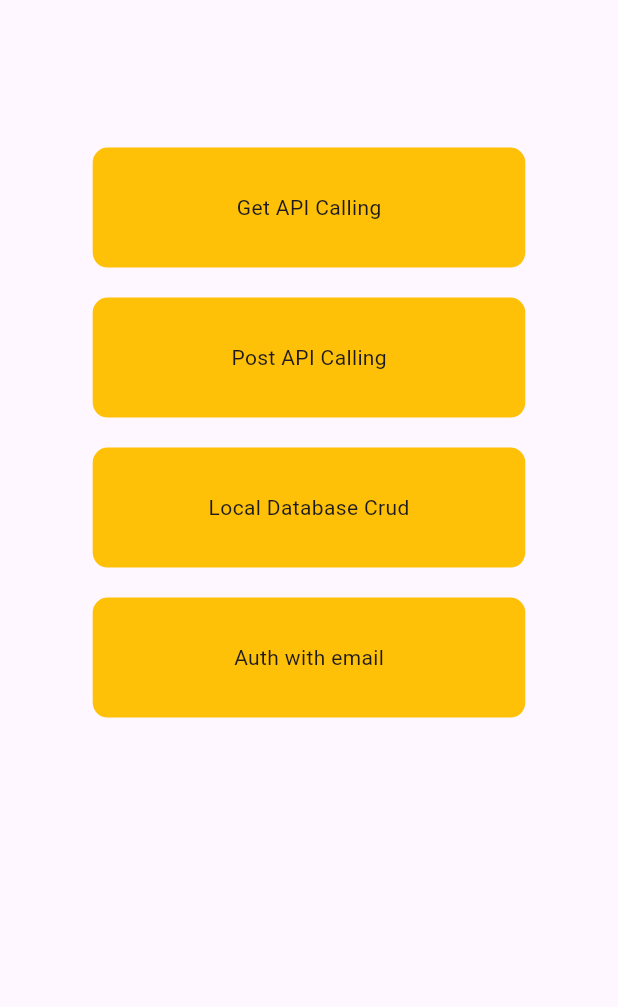
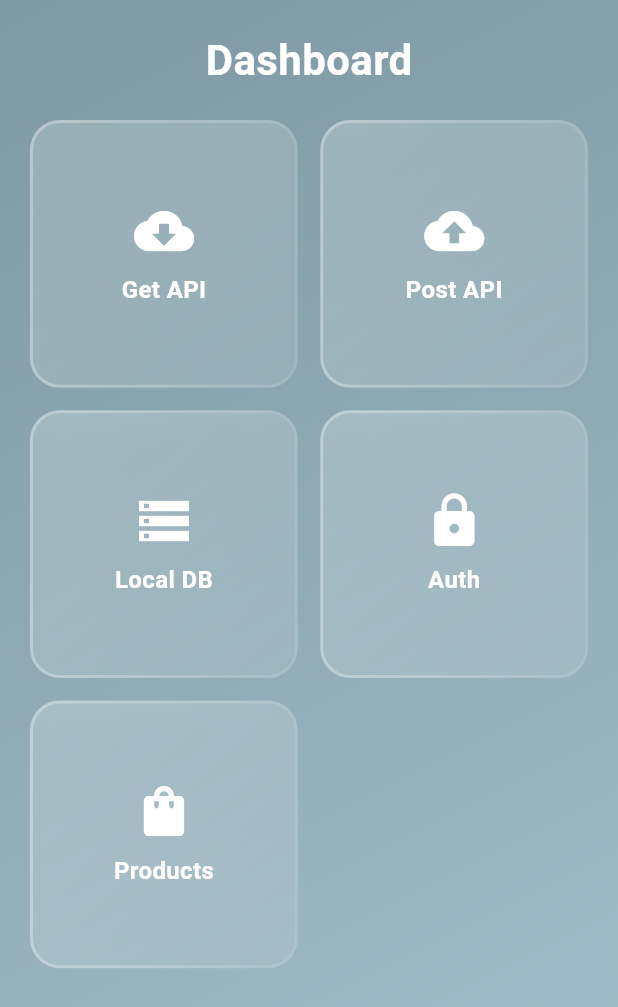
Before and after one commit to Anil4050/bloc_task, a Flutter app: the screen it shows after launch, on a phone screen of 412 x 824 dp. Shown: the top 1007 px of the screen. Run offline on Flutter 3.47's test engine with Material 3 defaults, Android fonts, the phone set to English and light mode, and no system bars; drawn by our look-alikes of glassmorphism; our stand-ins replace equatable, firebase_auth, firebase_core, firebase_database, flutter_bloc, google_sign_in and 1 more; accounts and stored records are empty.

Commit message:
product bloc added

```diff
--- /dev/null
+++ b/lib/Bloc/ProductBloc/product_bloc.dart
@@ -0,0 +1,33 @@
+import 'package:api_calling/Models/product_model.dart';
+import 'package:api_calling/Services/product_service.dart';
+import 'package:flutter_bloc/flutter_bloc.dart';
+
+import 'product_event.dart';
+import 'product_state.dart';
+
+class ProductBloc extends Bloc<ProductEvent, ProductState> {
+  final ProductService _productService;
+  int _offset = 0;
+  final int _limit = 10;
+  List<Product> _allProducts = [];
+  bool _hasMore = true;
+
+  ProductBloc(this._productService) : super(ProductInitial()) {
+    on<FetchProducts>((event, emit) async {
+      if (!_hasMore) return;
+
+      try {
+        emit(ProductLoading());
+        List<Product> newProducts = await _productService.fetchProducts(_offset, _limit);
+
+        _hasMore = newProducts.length == _limit;
+        _offset += _limit;
+        _allProducts.addAll(newProducts);
+
+        emit(ProductLoaded(_allProducts, _hasMore));
+      } catch (e) {
+        emit(ProductError("Failed to load products"));
+      }
+    });
+  }
+}
--- /dev/null
+++ b/lib/Bloc/ProductBloc/product_event.dart
@@ -0,0 +1,8 @@
+abstract class ProductEvent {}
+
+class FetchProducts extends ProductEvent {
+  final int offset;
+  final int limit;
+
+  FetchProducts(this.offset, this.limit);
+}
--- /dev/null
+++ b/lib/Bloc/ProductBloc/product_state.dart
@@ -0,0 +1,19 @@
+import 'package:api_calling/Models/product_model.dart';
+
+abstract class ProductState {}
+
+class ProductInitial extends ProductState {}
+
+class ProductLoading extends ProductState {}
+
+class ProductLoaded extends ProductState {
+  final List<Product> products;
+  final bool hasMore;
+
+  ProductLoaded(this.products, this.hasMore);
+}
+
+class ProductError extends ProductState {
+  final String message;
+  ProductError(this.message);
+}
--- /dev/null
+++ b/lib/Models/product_model.dart
@@ -0,0 +1,17 @@
+class Product {
+  final int id;
+  final String title;
+  final String image;
+  final double price;
+
+  Product({required this.id, required this.title, required this.image, required this.price});
+
+  factory Product.fromJson(Map<String, dynamic> json) {
+    return Product(
+      id: json['id'],
+      title: json['title'],
+      image: json['images'][0], // Assuming first image
+      price: json['price'].toDouble(),
+    );
+  }
+}
--- /dev/null
+++ b/lib/Services/product_service.dart
@@ -0,0 +1,34 @@
+import 'dart:convert';
+import 'package:http/http.dart' as http;
+import '../Models/product_model.dart';
+
+// class ProductService {
+//   final String _baseUrl = "https://fakeapi.platzi.com/en/rest/products";
+
+//   Future<List<Product>> fetchProducts(int offset, int limit) async {
+//     final response = await http.get(Uri.parse("$_baseUrl?offset=0&limit=10"));
+
+//     if (response.statusCode == 200) {
+//       List<dynamic> data = json.decode(response.body);
+//       return data.map((json) => Product.fromJson(json)).toList();
+//     } else {
+//       throw Exception("Failed to load products");
+//     }
+//   }
+// }
+
+
+class ProductService {
+  final String _baseUrl = "https://api.escuelajs.co/api/v1/products";
+
+  Future<List<Product>> fetchProducts(int offset, int limit) async {
+    final response = await http.get(Uri.parse("$_baseUrl?offset=$offset&limit=$limit"));
+
+    if (response.statusCode == 200) {
+      List<dynamic> data = json.decode(response.body);
+      return data.map((json) => Product.fromJson(json)).toList();
+    } else {
+      throw Exception("Failed to load products");
+    }
+  }
+}
--- a/lib/home_screen.dart
+++ b/lib/home_screen.dart
@@ -1,8 +1,9 @@
 import 'package:api_calling/Screens/PostScreens/post_screen.dart';
 import 'package:api_calling/Screens/auth_screen.dart';
 import 'package:api_calling/Screens/form_screen.dart';
+import 'package:api_calling/Screens/product_screen.dart';
 import 'package:flutter/material.dart';
-
+import 'package:glassmorphism/glassmorphism.dart';
 import 'Screens/PostScreens/LocalCrud/local_crud_screen.dart';
 
 class HomeScreen extends StatelessWidget {
@@ -11,81 +12,125 @@ class HomeScreen extends StatelessWidget {
   @override
   Widget build(BuildContext context) {
     return Scaffold(
-      body: SizedBox(
-        height: MediaQuery.of(context).size.height * 0.7,
-        width: MediaQuery.of(context).size.width,
+      body: Stack(
+        children: [
+          /// Background Gradient
+          Container(
+            decoration: const BoxDecoration(
+              gradient: LinearGradient(
+                colors: [Color(0xFF7E99A3), Color(0xFFA5BFCC)],
+                begin: Alignment.topLeft,
+                end: Alignment.bottomRight,
+              ),
+            ),
+          ),
+
+          /// Main Content
+          SafeArea(
+            child: Padding(
+              padding: const EdgeInsets.all(20.0),
+              child: Column(
+                crossAxisAlignment: CrossAxisAlignment.center,
+                children: [
+                  /// App Title
+                  const Text(
+                    "Dashboard",
+                    style: TextStyle(
+                      color: Colors.white,
+                      fontSize: 28,
+                      fontWeight: FontWeight.bold,
+                    ),
+                  ),
+                  const SizedBox(height: 20),
+
+                  /// Glassmorphic Menu Cards
+                  Expanded(
+                    child: GridView.count(
+                      crossAxisCount: 2,
+                      crossAxisSpacing: 15,
+                      mainAxisSpacing: 15,
+                      children: [
+                        _buildMenuCard(
+                          context,
+                          "Get API",
+                          Icons.cloud_download,
+                          PostScreen(),
+                        ),
+                        _buildMenuCard(
+                          context,
+                          "Post API",
+                          Icons.cloud_upload,
+                          FormScreen(),
+                        ),
+                        _buildMenuCard(
+                          context,
+                          "Local DB",
+                          Icons.storage,
+                          LocalCrudScreen(),
+                        ),
+                        _buildMenuCard(
+                          context,
+                          "Auth",
+                          Icons.lock,
+                          AuthScreen(),
+                        ),
+                        _buildMenuCard(
+                          context,
+                          "Products",
+                          Icons.shopping_bag,
+                          ProductScreen(),
+                        ),
+                      ],
+                    ),
+                  ),
+                ],
+              ),
+            ),
+          ),
+        ],
+      ),
+    );
+  }
+
+  /// Glassmorphism Card Widget
+  Widget _buildMenuCard(BuildContext context, String title, IconData icon, Widget screen) {
+    return GestureDetector(
+      onTap: () {
+        Navigator.push(context, MaterialPageRoute(builder: (context) => screen));
+      },
+      child: GlassmorphicContainer(
+        width: double.infinity,
+        height: 120,
+        borderRadius: 20,
+        blur: 10,
+        alignment: Alignment.center,
+        border: 2,
+        linearGradient: LinearGradient(
+          colors: [
+            Colors.white.withOpacity(0.2),
+            Colors.white.withOpacity(0.1),
+          ],
+          begin: Alignment.topLeft,
+          end: Alignment.bottomRight,
+        ),
+        borderGradient: LinearGradient(
+          colors: [
+            Colors.white.withOpacity(0.3),
+            Colors.white.withOpacity(0.1),
+          ],
+        ),
         child: Column(
           mainAxisAlignment: MainAxisAlignment.center,
-          crossAxisAlignment: CrossAxisAlignment.center,
           children: [
-            InkWell(
-              onTap: () {
-                Navigator.push(
-                  context,
-                  MaterialPageRoute(builder: (context) => PostScreen()),
-                );
-              },
-              child: Container(
-                  height: 80,
-                  width: MediaQuery.of(context).size.width * 0.7,
-                  decoration: BoxDecoration(
-                      color: Colors.amber,
-                      borderRadius: BorderRadius.circular(10.0)),
-                  child: Center(child: Text("Get API Calling"))),
-            ),
-            SizedBox(
-              height: 20,
-            ),
-            InkWell(
-              onTap: () {
-                Navigator.push(
-                  context,
-                  MaterialPageRoute(builder: (context) => FormScreen()),
-                );
-              },
-              child: Container(
-                  height: 80,
-                  width: MediaQuery.of(context).size.width * 0.7,
-                  decoration: BoxDecoration(
-                      color: Colors.amber,
-                      borderRadius: BorderRadius.circular(10.0)),
-                  child: Center(child: Text("Post API Calling"))),
-            ),
-            SizedBox(
-              height: 20,
-            ),
-            InkWell(
-              onTap: () {
-                Navigator.push(
-                  context,
-                  MaterialPageRoute(builder: (context) => LocalCrudScreen()),
-                );
-              },
-              child: Container(
-                  height: 80,
-                  width: MediaQuery.of(context).size.width * 0.7,
-                  decoration: BoxDecoration(
-                      color: Colors.amber,
-                      borderRadius: BorderRadius.circular(10.0)),
-                  child: Center(child: Text("Local Database Crud"))),
-            ),
-            SizedBox(
-              height: 20,
-            ),
-            InkWell(
-              onTap: () {
-                Navigator.push(
-                  context,
-                  MaterialPageRoute(builder: (context) => AuthScreen()),
-                );
-              },
-              child: Container(
-                  height: 80,
-                  width: MediaQuery.of(context).size.width * 0.7,
-                  decoration: BoxDecoration(
-                      color: Colors.amber,
-                      borderRadius: BorderRadius.circular(10.0)),
-                  child: Center(child: Text("Auth with email"))),
+            Icon(icon, size: 40, color: Colors.white),
+            const SizedBox(height: 8),
+            Text(
+              title,
+              style: const TextStyle(
+                color: Colors.white,
+                fontSize: 16,
+                fontWeight: FontWeight.bold,
+              ),
             ),
           ],
         ),
--- a/lib/main.dart
+++ b/lib/main.dart
@@ -4,19 +4,20 @@ import 'package:api_calling/Bloc/FormBloc/form_bloc.dart';
   import 'package:api_calling/Bloc/LocalCrudBloc/local_crud_bloc.dart';
   import 'package:api_calling/Bloc/PostBloc/post_bloc.dart';
   import 'package:api_calling/Bloc/PostBloc/post_event.dart';
+  import 'package:api_calling/Bloc/ProductBloc/product_bloc.dart';
   import 'package:api_calling/Screens/PostScreens/post_screen.dart';
   import 'package:api_calling/Screens/firebase_crud_screen.dart';
   import 'package:api_calling/Services/auth_service.dart';
   import 'package:api_calling/Services/database_helper.dart';
   import 'package:api_calling/Services/firebase_options.dart';
   import 'package:api_calling/Services/firebase_service.dart';
+  import 'package:api_calling/Services/product_service.dart';
   import 'package:api_calling/home_screen.dart';
   import 'package:firebase_database/firebase_database.dart';
   import 'package:flutter/material.dart';
   import 'package:flutter_bloc/flutter_bloc.dart';
   import 'package:firebase_core/firebase_core.dart';
   import 'package:firebase_database/firebase_database.dart';
-
 
   Future<void> main() async {
     WidgetsFlutterBinding.ensureInitialized();
@@ -52,8 +53,10 @@ class MyApp extends StatelessWidget {
             create: (BuildContext context) =>
                 FirebaseCrudBloc(firebaseService: FirebaseService()),
           ),
-
-        BlocProvider<AuthBloc>(create: (BuildContext context) =>AuthBloc(AuthService())),
+          BlocProvider<AuthBloc>(
+              create: (BuildContext context) => AuthBloc(AuthService())),
+          BlocProvider<ProductBloc>(
+              create: (BuildContext context) => ProductBloc(ProductService())),
         ],
         child: MaterialApp(
           title: 'Flutter Demo',
--- a/pubspec.yaml
+++ b/pubspec.yaml
@@ -40,6 +40,7 @@ dependencies:
   equatable: ^2.0.7
   firebase_auth: ^5.5.2
   google_sign_in: ^6.3.0
+  glassmorphism: ^3.0.0
 
 dev_dependencies:
   flutter_test:
```
Also changed, not shown: lib/Screens/product_screen.dart (added, +121 -0 lines), pubspec.lock, 4 other files. Lines whose indentation alone changed are shown as unchanged.
